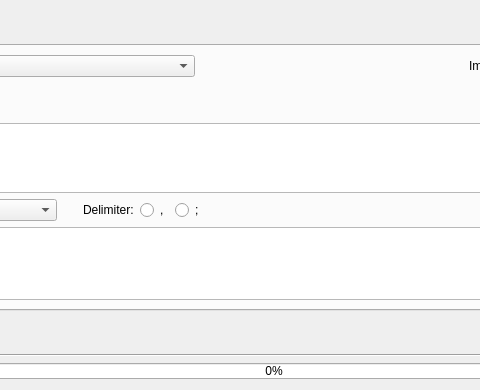
The window that core/ui/toolbars/utilities/csv.ui (Giswater/giswater_qgis_plugin) describes before a commit, drawn with Qt 5; both pictures show x 174 to 654 and y 0 to 390 of the 896 by 390 pixel window.
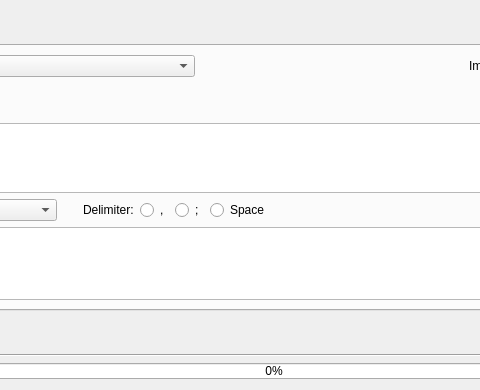
The same window after the commit.

Commit message: Add 'space' delimiter to import csv

What changed in the file:
```diff
--- a/core/ui/toolbars/utilities/csv.ui
+++ b/core/ui/toolbars/utilities/csv.ui
@@ -274,6 +274,13 @@
                 </property>
                </widget>
               </item>
+              <item>
+               <widget class="QRadioButton" name="rb_space">
+                <property name="text">
+                 <string>Space</string>
+                </property>
+               </widget>
+              </item>
               <item>
                <spacer name="horizontalSpacer_2">
                 <property name="orientation">
```
The commit also changes 1 other file.
